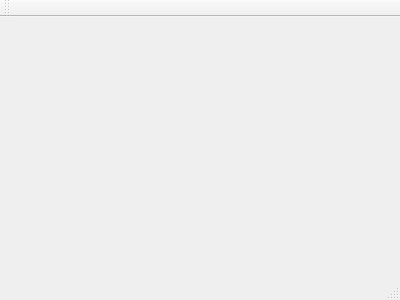
Old version of the form login.ui in the repository itsMahdi/clinic.
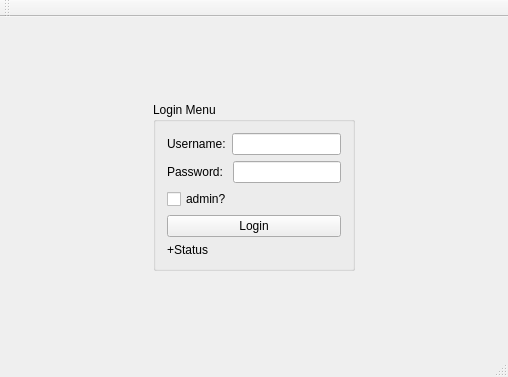
New version of the form.

Commit message: make a login page and minor things

```diff
--- a/login.ui
+++ b/login.ui
@@ -1,24 +1,152 @@
 <ui version="4.0">
  <class>LogIn</class>
- <widget class="QMainWindow" name="LogIn" >
-  <property name="geometry" >
+ <widget class="QMainWindow" name="LogIn">
+  <property name="geometry">
    <rect>
     <x>0</x>
     <y>0</y>
-    <width>400</width>
-    <height>300</height>
+    <width>508</width>
+    <height>377</height>
    </rect>
   </property>
   <property name="windowTitle" >
    <string>LogIn</string>
   </property>
-  <widget class="QMenuBar" name="menuBar" />
-  <widget class="QToolBar" name="mainToolBar" />
-  <widget class="QWidget" name="centralWidget" />
-  <widget class="QStatusBar" name="statusBar" />
+  <widget class="QWidget" name="centralWidget">
+   <layout class="QGridLayout" name="gridLayout">
+    <item row="1" column="2">
+     <spacer name="horizontalSpacer_2">
+      <property name="orientation">
+       <enum>Qt::Horizontal</enum>
+      </property>
+      <property name="sizeHint" stdset="0">
+       <size>
+        <width>135</width>
+        <height>20</height>
+       </size>
+      </property>
+     </spacer>
+    </item>
+    <item row="1" column="1">
+     <widget class="QGroupBox" name="groupBox">
+      <property name="title">
+       <string>Login Menu</string>
+      </property>
+      <layout class="QVBoxLayout" name="verticalLayout">
+       <item>
+        <layout class="QHBoxLayout" name="horizontalLayout">
+         <item>
+          <widget class="QLabel" name="label_username">
+           <property name="text">
+            <string>Username:</string>
+           </property>
+          </widget>
+         </item>
+         <item>
+          <widget class="QLineEdit" name="lineEdit_username"/>
+         </item>
+        </layout>
+       </item>
+       <item>
+        <layout class="QHBoxLayout" name="horizontalLayout_2">
+         <item>
+          <widget class="QLabel" name="label_password">
+           <property name="text">
+            <string>Password: </string>
+           </property>
+          </widget>
+         </item>
+         <item>
+          <widget class="QLineEdit" name="lineEdit_password"/>
+         </item>
+        </layout>
+       </item>
+       <item>
+        <widget class="QCheckBox" name="checkBox_admin">
+         <property name="text">
+          <string>admin?</string>
+         </property>
+        </widget>
+       </item>
+       <item>
+        <widget class="QPushButton" name="pushButton_login">
+         <property name="text">
+          <string>Login</string>
+         </property>
+        </widget>
+       </item>
+       <item>
+        <widget class="QLabel" name="label_connection_status">
+         <property name="text">
+          <string>+Status</string>
+         </property>
+        </widget>
+       </item>
+      </layout>
+     </widget>
+    </item>
+    <item row="0" column="1">
+     <spacer name="verticalSpacer_2">
+      <property name="orientation">
+       <enum>Qt::Vertical</enum>
+      </property>
+      <property name="sizeHint" stdset="0">
+       <size>
+        <width>20</width>
+        <height>47</height>
+       </size>
+      </property>
+     </spacer>
+    </item>
+    <item row="1" column="0">
+     <spacer name="horizontalSpacer">
+      <property name="orientation">
+       <enum>Qt::Horizontal</enum>
+      </property>
+      <property name="sizeHint" stdset="0">
+       <size>
+        <width>135</width>
+        <height>20</height>
+       </size>
+      </property>
+     </spacer>
+    </item>
+    <item row="2" column="1">
+     <spacer name="verticalSpacer">
+      <property name="orientation">
+       <enum>Qt::Vertical</enum>
+      </property>
+      <property name="sizeHint" stdset="0">
+       <size>
+        <width>20</width>
+        <height>46</height>
+       </size>
+      </property>
+     </spacer>
+    </item>
+   </layout>
+  </widget>
+  <widget class="QMenuBar" name="menuBar">
+   <property name="geometry">
+    <rect>
+     <x>0</x>
+     <y>0</y>
+     <width>508</width>
+     <height>22</height>
+    </rect>
+   </property>
+  </widget>
+  <widget class="QToolBar" name="mainToolBar">
+   <attribute name="toolBarArea">
+    <enum>TopToolBarArea</enum>
+   </attribute>
+   <attribute name="toolBarBreak">
+    <bool>false</bool>
+   </attribute>
+  </widget>
+  <widget class="QStatusBar" name="statusBar"/>
  </widget>
- <layoutDefault spacing="6" margin="11" />
- <pixmapfunction></pixmapfunction>
+ <layoutdefault spacing="6" margin="11"/>
  <resources/>
  <connections/>
 </ui>
```
Left out of the diff: 3 changed lines with no effect on the pictures. The commit also changes 2 other files.
